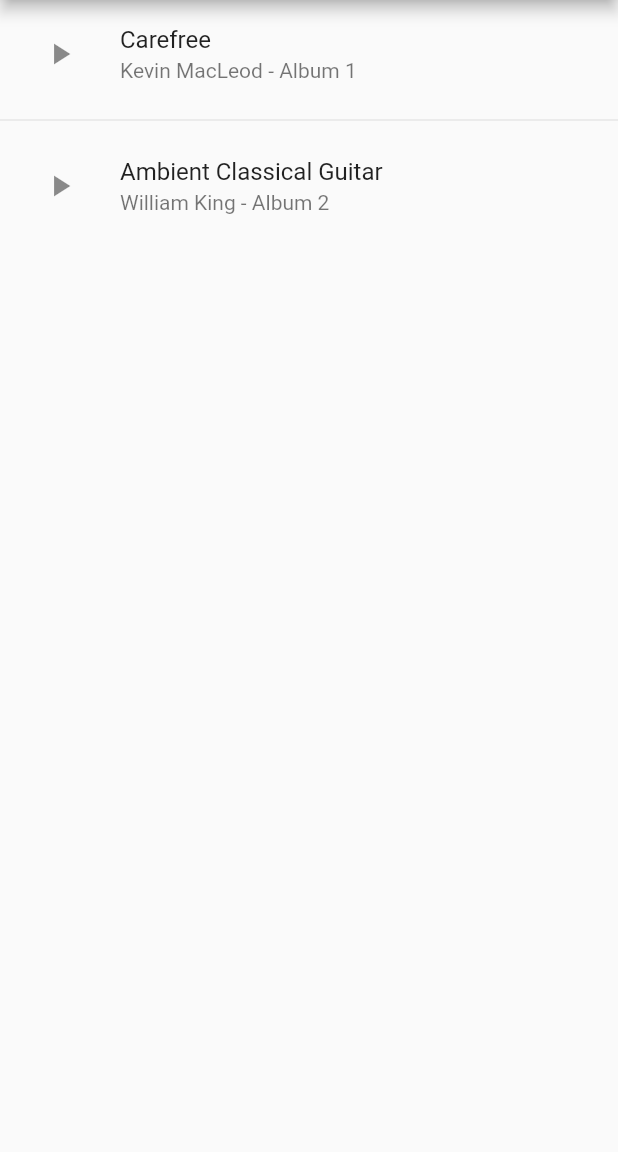
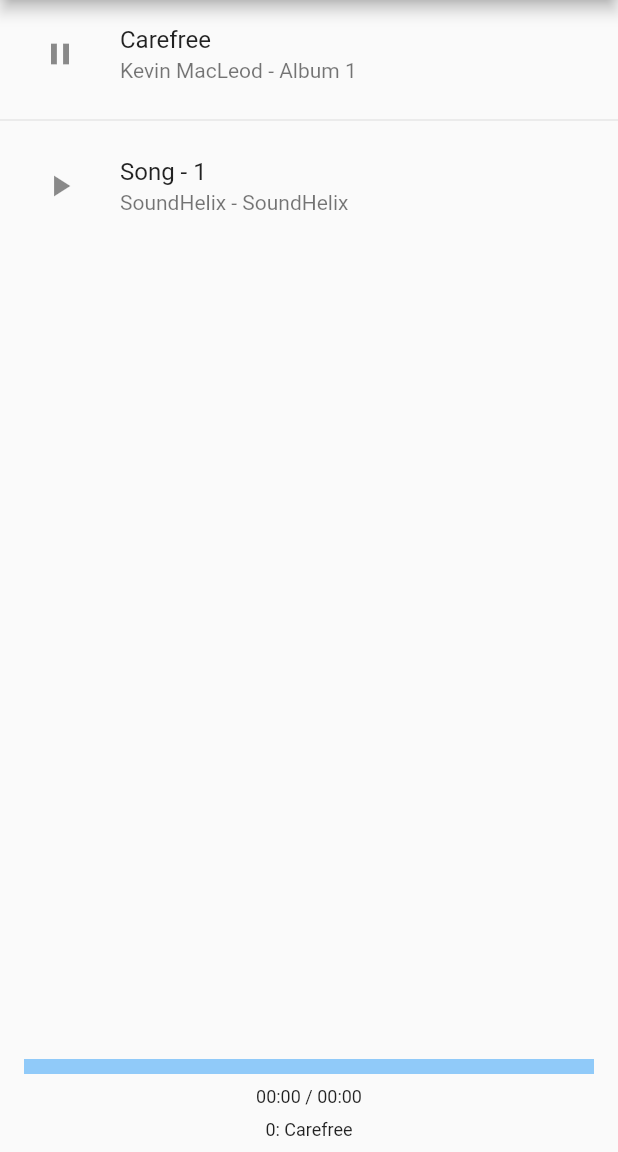
Before and after one commit to katoy/music_sample, a Flutter app: the screen it shows after launch, after a tap on the "play arrow" icon, on a phone screen of 412 x 824 dp, the part 84-1236 px from its top. Run offline on Flutter 3.47's test engine with Material 2 defaults, Android fonts, the phone set to English and light mode, and no system bars; our stand-ins replace just_audio.

Commit message:
modify by myself

```diff
--- a/lib/providers/audio_provider.dart
+++ b/lib/providers/audio_provider.dart
@@ -1,10 +1,18 @@
+import 'dart:async';
 import 'package:flutter/material.dart';
 import 'package:just_audio/just_audio.dart';
 import '/models/audio_file.dart';
 
 class AudioProvider with ChangeNotifier {
+  int _currentIndex = 0;
+  bool _playing = false;
+  AudioFile? _currentAudioFile;
+  AudioFile audioFile(int index) {
+    return _playlist[index];
+  }
+
   // ここにプレイリストを追加してください
-  List<AudioFile> _playlist = [
+  static List<AudioFile> _playlist = [
     AudioFile(
       title: 'Carefree',
       artist: 'Kevin MacLeod',
@@ -16,31 +24,37 @@ class AudioProvider with ChangeNotifier {
       startPosition: Duration.zero,
     ),
     AudioFile(
-      title: 'Ambient Classical Guitar',
-      artist: 'William King',
-      album: 'Album 2',
-      audioUrl: 'assets/audios/ambient-classical-guitar-144998.mp3',
+      title: 'Song - 1',
+      artist: 'SoundHelix',
+      album: 'SoundHelix',
+      audioUrl: 'https://www.soundhelix.com/examples/mp3/SoundHelix-Song-1.mp3',
       imageUrl:
-          'https://cdn.pixabay.com/audio/2023/04/03/14-44-18-281_200x200.png',
+          'https://i1.sndcdn.com/avatars-000311378190-t4oy7m-t200x200.jpg',
       startPosition: Duration.zero,
     ),
+    // AudioFile(
+    //   title: 'Ambient Classical Guitar',
+    //   artist: 'William King',
+    //   album: 'Album 2',
+    //   audioUrl: 'assets/audios/ambient-classical-guitar-144998.mp3',
+    //   imageUrl:
+    //       'https://cdn.pixabay.com/audio/2023/04/03/14-44-18-281_200x200.png',
+    //   startPosition: Duration.zero,
+    // ),
   ];
 
   final AudioPlayer _audioPlayer = AudioPlayer();
+  final StreamController<Duration> _currentPosition =
+      StreamController<Duration>.broadcast();
 
-  AudioFile? _currentAudio;
-  int? _currentIndex;
+  int get playlist_length => _playlist.length;
+  int get currentIndex => _currentIndex;
+  bool get playing => _playing;
+  AudioFile? get currentAudioFile =>
+      _currentIndex >= 0 ? _playlist[_currentIndex] : null;
 
-  List<AudioFile> get playlist => _playlist;
-  bool get isPlaying => _audioPlayer.playing;
-  AudioFile? get currentAudio => _audioPlayer.currentIndex != null
-      ? _playlist[_audioPlayer.currentIndex!]
-      : null;
   Stream<Duration> get currentPositionStream => _audioPlayer.positionStream;
   Stream<Duration?> get durationStream => _audioPlayer.durationStream;
-
-  bool get playing => _audioPlayer.playing;
-  AudioFile? get current => currentAudio;
 
   AudioProvider() {
     _audioPlayer.setAudioSource(
@@ -50,9 +64,16 @@ class AudioProvider with ChangeNotifier {
             .toList(),
       ),
     );
+    _initPositionStream();
   }
 
-  void addAudio(AudioFile audio) {
+  void _initPositionStream() {
+    _audioPlayer.positionStream.listen((position) {
+      _currentPosition.add(position);
+    });
+  }
+
+  void addAudioFile(AudioFile audio) {
     _playlist.add(audio);
     _audioPlayer.setAudioSource(
       ConcatenatingAudioSource(
@@ -64,37 +85,26 @@ class AudioProvider with ChangeNotifier {
     notifyListeners();
   }
 
-  void playAudio(int index) async {
-    if (_audioPlayer.currentIndex == index) {
-      if (!_audioPlayer.playing) {
-        await _audioPlayer.seek(_playlist[index].startPosition);
-        await _audioPlayer.play();
-      } else {
-        await _audioPlayer.pause();
-      }
-    } else {
-      await _audioPlayer.seek(_playlist[index].startPosition, index: index);
-      await _audioPlayer.play();
+  void disposeAudioPlayer() {
+    _audioPlayer.dispose();
+  }
+
+  Future<void> play(int index) async {
+    if (index >= 0) {
+      _playing = true;
+      _currentIndex = index;
+      AudioFile audioFile = _playlist[index];
+      _currentAudioFile = _playlist[index];
+      await _audioPlayer.setUrl(audioFile.audioUrl);
+      await _audioPlayer.seek(audioFile.startPosition);
+      _audioPlayer.play();
     }
     notifyListeners();
   }
 
-  void disposeAudioPlayer() {
-    _audioPlayer.dispose();
-  }
-
-  Future<void> play(AudioFile audio, int index) async {
-    _currentAudio = audio;
-    _currentIndex = index;
-
-    await _audioPlayer.setUrl(audio.audioUrl);
-    await _audioPlayer.seek(audio.startPosition);
-    await _audioPlayer.play();
-    notifyListeners();
-  }
-
   Future<void> pause() async {
-    await _audioPlayer.pause();
+    _playing = false;
+    _audioPlayer.pause();
     notifyListeners();
   }
 }
--- a/lib/screens/music_player_screen.dart
+++ b/lib/screens/music_player_screen.dart
@@ -1,7 +1,8 @@
 import 'package:flutter/material.dart';
+import '/providers/audio_provider.dart';
 import '/widgets/audio_list_tile.dart';
+import '/widgets/player_controls.dart';
 import 'package:provider/provider.dart';
-import '/providers/audio_provider.dart';
 
 class MusicPlayerScreen extends StatelessWidget {
   @override
@@ -11,15 +12,27 @@ class MusicPlayerScreen extends StatelessWidget {
       // backgroundColor: Colors.blueGrey,
       body: Consumer<AudioProvider>(
         builder: (context, audioProvider, child) {
-          return ListView.separated(
-            itemCount: audioProvider.playlist.length,
-            separatorBuilder: (BuildContext context, int index) {
-              return Divider();
-            },
-            itemBuilder: (context, index) {
-              return AudioListTile(
-                  audio: audioProvider.playlist[index], index: index);
-            },
+          return Column(
+            children: [
+              Expanded(
+                child: ListView.separated(
+                  itemCount: audioProvider.playlist_length,
+                  separatorBuilder: (BuildContext context, int index) {
+                    return Divider();
+                  },
+                  itemBuilder: (context, index) {
+                    return AudioListTile(index: index);
+                  },
+                ),
+              ),
+              SafeArea(
+                child: Padding(
+                  padding: const EdgeInsets.symmetric(
+                      horizontal: 16.0, vertical: 8.0),
+                  child: PlayerControls(),
+                ),
+              ),
+            ],
           );
         },
       ),
--- a/lib/widgets/audio_list_tile.dart
+++ b/lib/widgets/audio_list_tile.dart
@@ -4,36 +4,41 @@ import '/models/audio_file.dart';
 import '/providers/audio_provider.dart';
 
 class AudioListTile extends StatelessWidget {
-  final AudioFile audio;
   final int index;
 
-  AudioListTile({required this.audio, required this.index});
+  const AudioListTile({required this.index});
 
   @override
   Widget build(BuildContext context) {
+    final audioProvider = Provider.of<AudioProvider>(context);
+    final audioFile = audioProvider.audioFile(index);
+
     return Consumer<AudioProvider>(
       builder: (context, audioProvider, _) {
         final playing = audioProvider.playing;
-        final current = audioProvider.current;
+        AudioFile? currentAudioFile = audioProvider.currentAudioFile;
 
         return ListTile(
           // ここで IconButton を SizedBox で囲む
           leading: SizedBox(
             width: 48, // 適切な幅を設定
             child: IconButton(
-              onPressed: () {
-                if (playing && current == audio) {
+              onPressed: () async {
+                if (currentAudioFile != audioFile || !playing) {
+                  audioProvider.play(index);
+                } else {
                   audioProvider.pause();
-                } else {
-                  audioProvider.play(audio, index);
                 }
               },
               icon: Icon(
-                  playing && current == audio ? Icons.pause : Icons.play_arrow),
+                (currentAudioFile != audioFile || !playing)
+                    ? Icons.play_arrow
+                    : Icons.pause,
+              ),
             ),
           ),
-          title: Text(audio.title),
-          subtitle: Text('${audio.artist} - ${audio.album}'),
+          title: Text(audioFile.title),
+          subtitle: Text('${audioFile.artist} - ${audioFile.album}'),
         );
       },
     );
--- a/lib/widgets/player_controls.dart
+++ b/lib/widgets/player_controls.dart
@@ -1,23 +1,22 @@
 import 'package:flutter/material.dart';
+import '/models/audio_file.dart';
+import '/providers/audio_provider.dart';
 import 'package:provider/provider.dart';
-import '/providers/audio_provider.dart';
 
 class PlayerControls extends StatelessWidget {
-  final int index;
-
-  PlayerControls({required this.index});
+  PlayerControls();
 
   @override
   Widget build(BuildContext context) {
     final audioProvider = Provider.of<AudioProvider>(context);
-    final audio = audioProvider.playlist[index];
+    final currentIndex = audioProvider.currentIndex;
+    final audioFile = audioProvider.audioFile(currentIndex);
 
     return StreamBuilder(
       stream: audioProvider.currentPositionStream,
       builder: (context, AsyncSnapshot<Duration> snapshotPosition) {
         final position = snapshotPosition.data ?? Duration.zero;
-        final playing = audioProvider.isPlaying;
-        final current = audioProvider.currentAudio;
+        final playing = audioProvider.playing;
 
         return StreamBuilder(
           stream: audioProvider.durationStream,
@@ -25,21 +24,31 @@ class PlayerControls extends StatelessWidget {
             final duration = snapshotDuration.data ?? Duration.zero;
 
             return Column(
+              mainAxisSize: MainAxisSize.min,
               children: [
-                IconButton(
-                  icon: Icon(playing && current == audioProvider.playlist[index]
-                      ? Icons.pause
-                      : Icons.play_arrow),
-                  onPressed: () => audioProvider.playAudio(index),
+                SizedBox(height: 8),
+                if (audioFile != null)
+                  SizedBox(
+                    height: 10.0, // プログレスバーの高さ（太さ）を設定
+                    child: LinearProgressIndicator(
+                      value: duration.inMilliseconds == 0
+                          ? 0
+                          : (position - audioFile.startPosition)
+                                  .inMilliseconds /
+                              (duration - audioFile.startPosition)
+                                  .inMilliseconds,
+                    ),
+                  ),
+                SizedBox(height: 8),
+                Text(
+                  '${positionToString(position)} / ${positionToString(duration)}',
+                  style: TextStyle(fontSize: 12),
                 ),
                 SizedBox(height: 8),
-                if (current == audio)
-                  LinearProgressIndicator(
-                    value: duration.inMilliseconds == 0
-                        ? 0
-                        : (position - audio.startPosition).inMilliseconds /
-                            (duration - audio.startPosition).inMilliseconds,
-                  ),
+                Text(
+                  '${audioProvider.currentIndex}: ${audioFile.title}',
+                  style: TextStyle(fontSize: 12),
+                ),
               ],
             );
           },
@@ -47,4 +56,11 @@ class PlayerControls extends StatelessWidget {
       },
     );
   }
+
+  String positionToString(Duration position) {
+    String twoDigits(int n) => n.toString().padLeft(2, '0');
+    String twoDigitMinutes = twoDigits(position.inMinutes.remainder(60));
+    String twoDigitSeconds = twoDigits(position.inSeconds.remainder(60));
+    return '$twoDigitMinutes:$twoDigitSeconds';
+  }
 }
```
Also changed, not shown: 15 other files.
